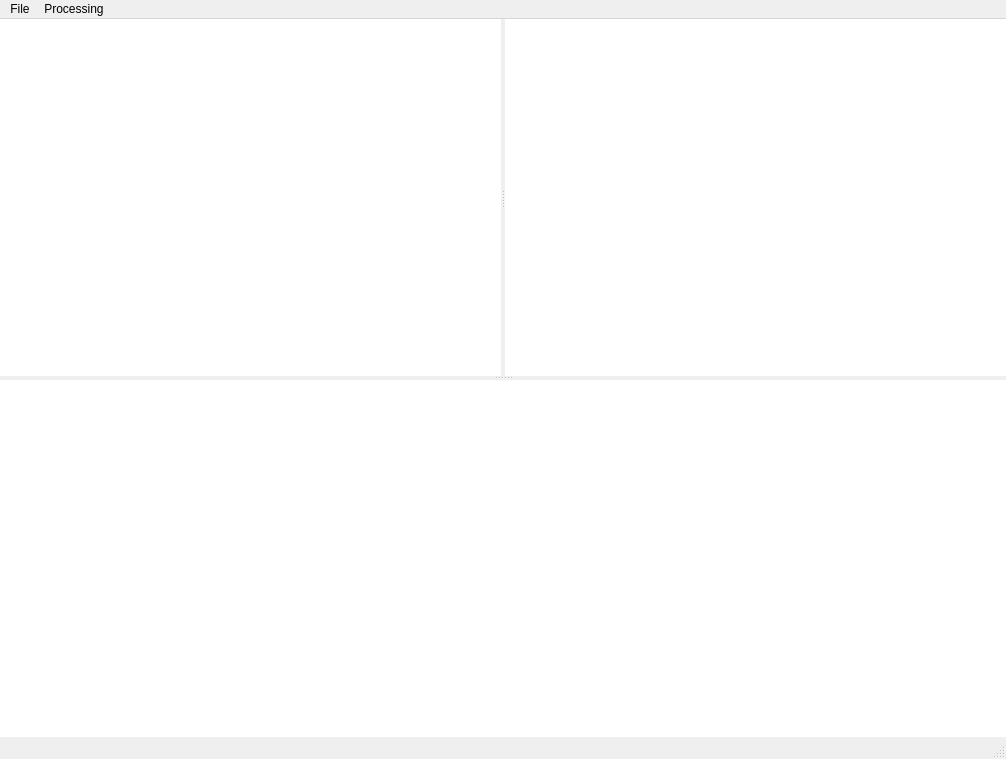
The window that ui/main_window.ui (a-sdk/program-pengolahan-citra-drone) describes before a commit, drawn with Qt 5.
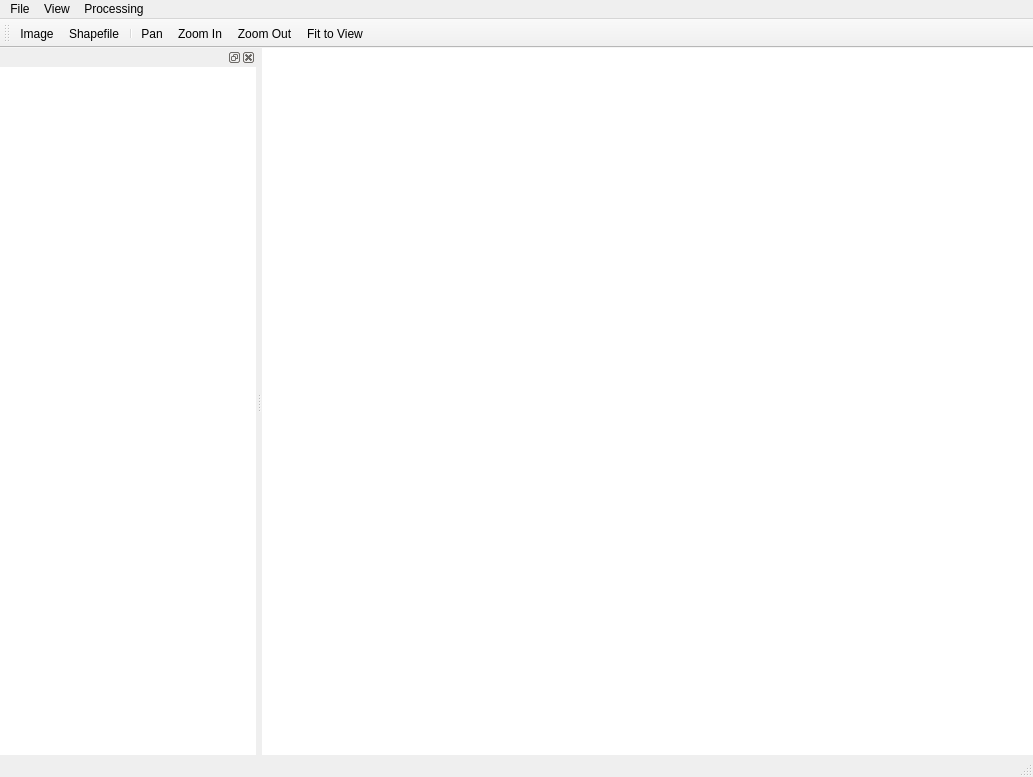
The same window after the commit.

Commit message: add: Tambah action pan, zoom in/out, fit

Diff of the .ui file:
```diff
--- a/ui/main_window.ui
+++ b/ui/main_window.ui
@@ -6,8 +6,8 @@
    <rect>
     <x>0</x>
     <y>0</y>
-    <width>1006</width>
-    <height>759</height>
+    <width>1033</width>
+    <height>777</height>
    </rect>
   </property>
   <property name="windowTitle">
@@ -17,7 +17,7 @@
    <property name="styleSheet">
     <string notr="true"/>
    </property>
-   <layout class="QVBoxLayout" name="verticalLayout">
+   <layout class="QVBoxLayout" name="verticalLayout_2">
     <property name="leftMargin">
      <number>0</number>
     </property>
@@ -31,10 +31,6 @@
      <number>0</number>
     </property>
     <item>
-     <widget class="QSplitter" name="splitter_2">
-      <property name="orientation">
-       <enum>Qt::Vertical</enum>
-      </property>
       <widget class="QFrame" name="frame_2">
        <property name="sizePolicy">
         <sizepolicy hsizetype="Preferred" vsizetype="Expanding">
@@ -42,71 +38,17 @@
          <verstretch>0</verstretch>
         </sizepolicy>
        </property>
-       <property name="frameShape">
-        <enum>QFrame::NoFrame</enum>
-       </property>
-       <property name="frameShadow">
-        <enum>QFrame::Plain</enum>
-       </property>
-       <layout class="QVBoxLayout" name="verticalLayout_2">
-        <property name="leftMargin">
-         <number>0</number>
-        </property>
-        <property name="topMargin">
-         <number>0</number>
-        </property>
-        <property name="rightMargin">
-         <number>0</number>
-        </property>
-        <property name="bottomMargin">
-         <number>0</number>
-        </property>
-        <item>
-         <widget class="QSplitter" name="splitter">
-          <property name="orientation">
-           <enum>Qt::Horizontal</enum>
-          </property>
-          <widget class="QTreeWidget" name="layerPanel">
-           <property name="acceptDrops">
-            <bool>true</bool>
-           </property>
-           <property name="frameShape">
-            <enum>QFrame::NoFrame</enum>
-           </property>
-           <property name="frameShadow">
-            <enum>QFrame::Plain</enum>
-           </property>
-           <property name="dragEnabled">
-            <bool>true</bool>
-           </property>
-           <property name="dragDropMode">
-            <enum>QAbstractItemView::InternalMove</enum>
-           </property>
-           <property name="columnCount">
-            <number>0</number>
-           </property>
-          </widget>
-          <widget class="QGraphicsView" name="viewerPanel">
-           <property name="frameShape">
-            <enum>QFrame::NoFrame</enum>
-           </property>
-          </widget>
-         </widget>
-        </item>
-       </layout>
-      </widget>
-      <widget class="QFrame" name="frame_3">
-       <property name="maximumSize">
+      <property name="minimumSize">
         <size>
-         <width>16777215</width>
-         <height>500</height>
+        <width>0</width>
+        <height>706</height>
         </size>
        </property>
        <property name="frameShape">
         <enum>QFrame::NoFrame</enum>
        </property>
        <property name="frameShadow">
-        <enum>QFrame::Raised</enum>
+       <enum>QFrame::Plain</enum>
        </property>
        <layout class="QHBoxLayout" name="horizontalLayout">
         <property name="leftMargin">
@@ -122,20 +64,13 @@
          <number>0</number>
         </property>
         <item>
-         <widget class="QTableWidget" name="infoPanel">
-          <property name="sizePolicy">
-           <sizepolicy hsizetype="Preferred" vsizetype="Preferred">
-            <horstretch>0</horstretch>
-            <verstretch>0</verstretch>
-           </sizepolicy>
-          </property>
+        <widget class="QGraphicsView" name="viewerPanel">
           <property name="frameShape">
            <enum>QFrame::NoFrame</enum>
           </property>
          </widget>
         </item>
        </layout>
-      </widget>
      </widget>
     </item>
    </layout>
@@ -145,7 +80,7 @@
     <rect>
      <x>0</x>
      <y>0</y>
-     <width>1006</width>
+     <width>1033</width>
      <height>21</height>
     </rect>
    </property>
@@ -177,10 +112,89 @@
     </widget>
     <addaction name="menuModel"/>
    </widget>
+   <widget class="QMenu" name="menuView">
+    <property name="title">
+     <string>View</string>
+    </property>
+    <widget class="QMenu" name="menuPanels">
+     <property name="title">
+      <string>Panels</string>
+     </property>
+     <addaction name="action_layer_panel"/>
+    </widget>
+    <addaction name="action_pan"/>
+    <addaction name="action_zoom_in"/>
+    <addaction name="action_zoom_out"/>
+    <addaction name="action_fit_to_view"/>
+    <addaction name="separator"/>
+    <addaction name="menuPanels"/>
+   </widget>
    <addaction name="menuFile"/>
+   <addaction name="menuView"/>
    <addaction name="menuProcessing"/>
   </widget>
   <widget class="QStatusBar" name="statusbar"/>
+  <widget class="QDockWidget" name="dockLayers">
+   <attribute name="dockWidgetArea">
+    <number>1</number>
+   </attribute>
+   <widget class="QWidget" name="dockWidgetContents_0">
+    <layout class="QVBoxLayout" name="verticalLayout">
+     <property name="leftMargin">
+      <number>0</number>
+     </property>
+     <property name="topMargin">
+      <number>0</number>
+     </property>
+     <property name="rightMargin">
+      <number>0</number>
+     </property>
+     <property name="bottomMargin">
+      <number>0</number>
+     </property>
+     <item>
+      <widget class="QTreeWidget" name="layerPanel">
+       <property name="acceptDrops">
+        <bool>true</bool>
+       </property>
+       <property name="frameShape">
+        <enum>QFrame::NoFrame</enum>
+       </property>
+       <property name="frameShadow">
+        <enum>QFrame::Plain</enum>
+       </property>
+       <property name="dragEnabled">
+        <bool>true</bool>
+       </property>
+       <property name="dragDropMode">
+        <enum>QAbstractItemView::InternalMove</enum>
+       </property>
+       <property name="columnCount">
+        <number>0</number>
+       </property>
+      </widget>
+     </item>
+    </layout>
+   </widget>
+  </widget>
+  <widget class="QToolBar" name="toolBar">
+   <property name="windowTitle">
+    <string>toolBar</string>
+   </property>
+   <attribute name="toolBarArea">
+    <enum>TopToolBarArea</enum>
+   </attribute>
+   <attribute name="toolBarBreak">
+    <bool>false</bool>
+   </attribute>
+   <addaction name="action_open_img"/>
+   <addaction name="action_open_shp"/>
+   <addaction name="separator"/>
+   <addaction name="action_pan"/>
+   <addaction name="action_zoom_in"/>
+   <addaction name="action_zoom_out"/>
+   <addaction name="action_fit_to_view"/>
+  </widget>
   <action name="actionClose">
    <property name="text">
     <string>Close</string>
@@ -216,6 +230,37 @@
     <string>Nutrient Available</string>
    </property>
   </action>
+  <action name="action_pan">
+   <property name="text">
+    <string>Pan</string>
+   </property>
+  </action>
+  <action name="action_zoom_in">
+   <property name="text">
+    <string>Zoom In</string>
+   </property>
+  </action>
+  <action name="action_zoom_out">
+   <property name="text">
+    <string>Zoom Out</string>
+   </property>
+  </action>
+  <action name="action_fit_to_view">
+   <property name="text">
+    <string>Fit to View</string>
+   </property>
+  </action>
+  <action name="action_layer_panel">
+   <property name="checkable">
+    <bool>true</bool>
+   </property>
+   <property name="checked">
+    <bool>true</bool>
+   </property>
+   <property name="text">
+    <string>Layers</string>
+   </property>
+  </action>
  </widget>
  <resources/>
  <connections/>
```
Left out of the diff: 5 changed lines with no effect on the pictures. Lines whose indentation alone changed are shown as unchanged. The commit also changes 6 other files.
